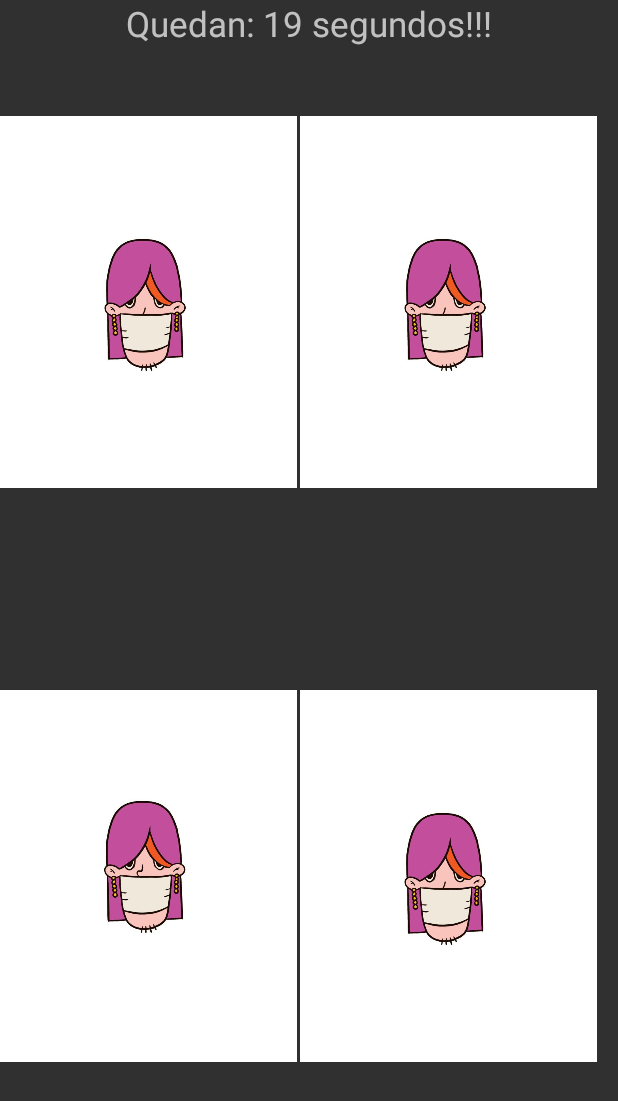
After one commit to Adriton1/AtrapaAlNegacionista, an Android app: the MainJuego screen opened directly, with no data from a screen before it, on a phone screen of 412 x 824 dp. The commit adds this screen. Shown: the top 1101 px of the screen. Run offline under Robolectric (Android 15) with nearby library versions, the phone set to English and light mode, and no system bars.

Commit message:
ActivityJuego y boton Jugar main Menu

```diff
--- a/app/src/main/AndroidManifest.xml
+++ b/app/src/main/AndroidManifest.xml
@@ -9,7 +9,8 @@
         android:roundIcon="@mipmap/ic_launcher_round"
         android:supportsRtl="true"
         android:theme="@style/Theme.Design.NoActionBar">
-        <activity android:name=".OpcionesAct"></activity>
+        <activity android:name=".MainJuego"></activity>
+        <activity android:name=".OpcionesAct" />
         <activity android:name=".MainActivity">
             <intent-filter>
                 <action android:name="android.intent.action.MAIN" />
--- /dev/null
+++ b/app/src/main/java/com/example/myapplication/MainJuego.java
@@ -0,0 +1,105 @@
+package com.example.myapplication;
+
+import androidx.appcompat.app.AppCompatActivity;
+
+import android.os.Bundle;
+import android.os.CountDownTimer;
+import android.view.View;
+import android.widget.ImageView;
+import android.widget.TextView;
+
+import java.util.Random;
+
+public class MainJuego extends AppCompatActivity {
+    TextView contador;
+    @Override
+    protected void onCreate(Bundle savedInstanceState) {
+        super.onCreate(savedInstanceState);
+        setContentView(R.layout.pantallajuego);
+        aleatorio();
+        cuentaatras();
+    }
+    public void aleatorio(){
+        ImageView imagen11 =  findViewById(R.id.imag11);    //Infectado posicion 1
+        ImageView imagen12 =  findViewById(R.id.imag12);    //Mascarilla bien puesta posicion 1
+        ImageView imagen21 =  findViewById(R.id.imag21);    //Infectado posicion 2
+        ImageView imagen22 =  findViewById(R.id.imag22);    //Mascarilla bien puesta posicion 2
+        ImageView imagen31 =  findViewById(R.id.imag31);    //Infectado posicion 3
+        ImageView imagen32 =  findViewById(R.id.imag32);    //Mascarilla bien puesta posicion 3
+        ImageView imagen41 =  findViewById(R.id.imag41);    //Infectado posicion 4
+        ImageView imagen42 =  findViewById(R.id.imag42);    //Mascarilla bien puesta posicion 4
+
+        Random random= new Random();
+        int num= random.nextInt(4);
+        switch (num){
+            case 0:
+                imagen11.setVisibility(View.VISIBLE);
+                imagen22.setVisibility(View.VISIBLE);
+                imagen32.setVisibility(View.VISIBLE);
+                imagen42.setVisibility(View.VISIBLE);
+                break;
+            case 1:
+                imagen12.setVisibility(View.VISIBLE);
+                imagen21.setVisibility(View.VISIBLE);
+                imagen32.setVisibility(View.VISIBLE);
+                imagen42.setVisibility(View.VISIBLE);
+                break;
+            case 2:
+                imagen12.setVisibility(View.VISIBLE);
+                imagen22.setVisibility(View.VISIBLE);
+                imagen31.setVisibility(View.VISIBLE);
+                imagen42.setVisibility(View.VISIBLE);
+                break;
+            case 3:
+                imagen12.setVisibility(View.VISIBLE);
+                imagen22.setVisibility(View.VISIBLE);
+                imagen32.setVisibility(View.VISIBLE);
+                imagen41.setVisibility(View.VISIBLE);
+                break;
+        }
+
+    }
+    public void onClick(View view){
+
+        switch (view.getId()){
+            case R.id.imag11:
+                ImageView imagen11 = (ImageView) findViewById(R.id.imag11);
+                imagen11.setImageResource(R.drawable.e);
+                contador.setText("Has encontrado al negacionista!!");
+                break;
+            case R.id.imag21:
+                ImageView imagen21 = (ImageView) findViewById(R.id.imag21);
+                imagen21.setImageResource(R.drawable.e);
+                contador.setText("Has encontrado al negacionista!!");
+                break;
+            case R.id.imag31:
+                ImageView imagen31 = (ImageView) findViewById(R.id.imag31);
+                imagen31.setImageResource(R.drawable.e);
+                contador.setText("Has encontrado al negacionista!!");
+
+                break;
+            case R.id.imag41:
+                ImageView imagen41 = (ImageView) findViewById(R.id.imag41);
+                imagen41.setImageResource(R.drawable.e);
+                contador.setText("Has encontrado al negacionista!!");
+                break;
+
+        }
+    }
+    public void cuentaatras() {
+        contador = findViewById(R.id.cuentaAtras);
+        final long duracionTotal= 20 * 1000; //milisegundos
+        final long tiempoEntreTicks= 1000; //un segundo
+        new CountDownTimer(duracionTotal, tiempoEntreTicks) {
+            public void onTick(long milisegHastaFin) {
+                long segRest = (milisegHastaFin) /1000;
+                contador.setText("Quedan: "+String.valueOf(segRest)+" segundos!!!");
+            }
+
+            public void onFinish() {
+                contador.setText("Has perdido!!");
+                //Te mostraría una pantalla que pone has perdido, con la opción de volver a jugar o salir de la app
+            }
+        }.start();
+    }
+}
--- a/app/src/main/res/layout/menuinicio.xml
+++ b/app/src/main/res/layout/menuinicio.xml
@@ -42,6 +42,7 @@
             android:fontFamily="serif"
             android:text="Jugar"
             android:textAlignment="center"
+            android:onClick="FuncionEmpezarJuego"
             android:textColor="#FFFFFF"
             android:textStyle="bold">
 
```
Also changed, not shown: app/src/main/java/com/example/myapplication/MainActivity.java (+8 -82 lines).
